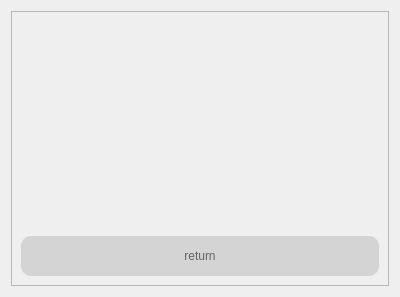
amir-h-A-0001/DS-SocialNetwork, file SocialNetwork/requests.ui: the form before one commit.
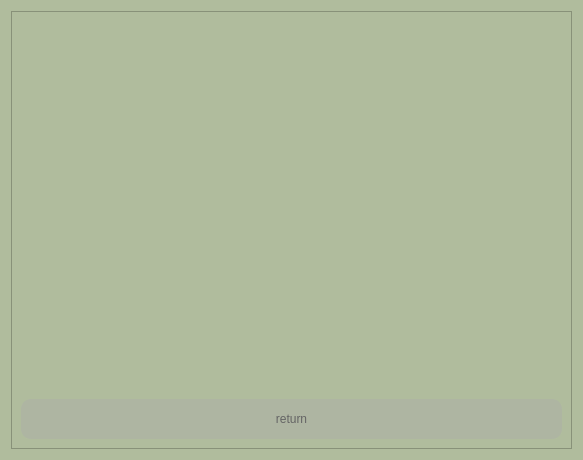
The form after the commit.

```diff
--- a/SocialNetwork/requests.ui
+++ b/SocialNetwork/requests.ui
@@ -6,18 +6,16 @@
    <rect>
     <x>0</x>
     <y>0</y>
-    <width>400</width>
-    <height>297</height>
+    <width>583</width>
+    <height>460</height>
    </rect>
   </property>
   <property name="windowTitle">
    <string>Requests </string>
   </property>
   <property name="styleSheet">
-   <string notr="true">QMainWindow {
-	background-color: rgb(176, 188, 157);
-
-}</string>
+   <string notr="true">background-color: rgb(176, 188, 157);
+</string>
   </property>
   <layout class="QVBoxLayout" name="verticalLayout">
    <item>
@@ -30,8 +28,8 @@
        <rect>
         <x>0</x>
         <y>0</y>
-        <width>380</width>
-        <height>277</height>
+        <width>563</width>
+        <height>440</height>
        </rect>
       </property>
       <layout class="QVBoxLayout" name="verticalLayout_2">
```
